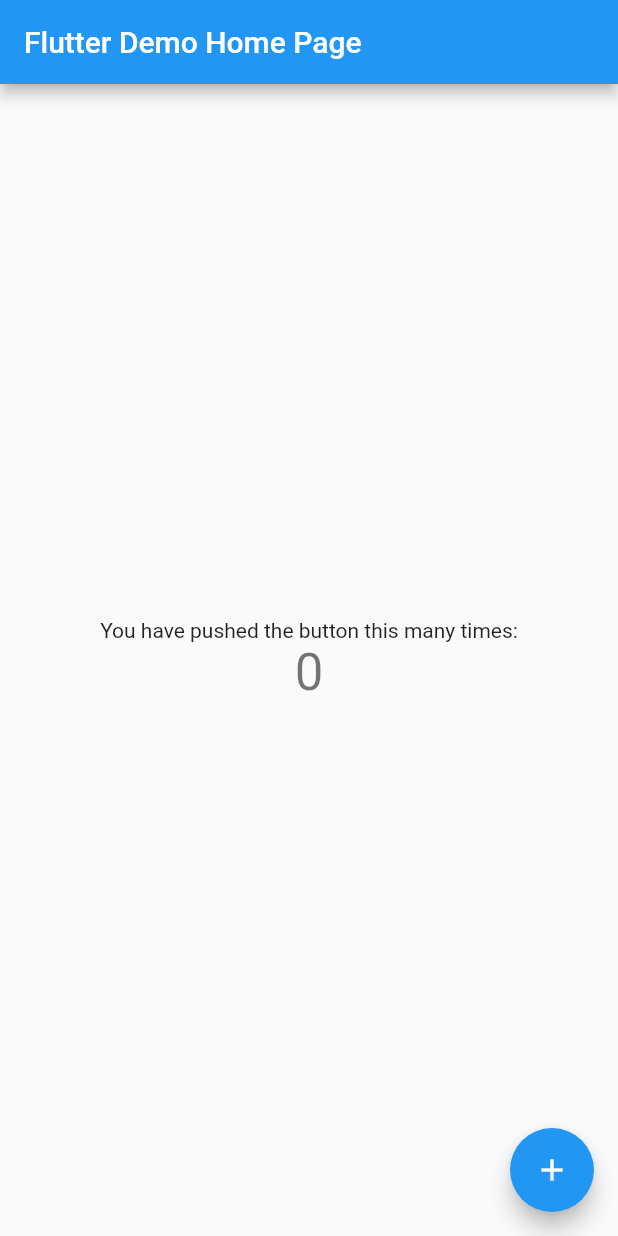
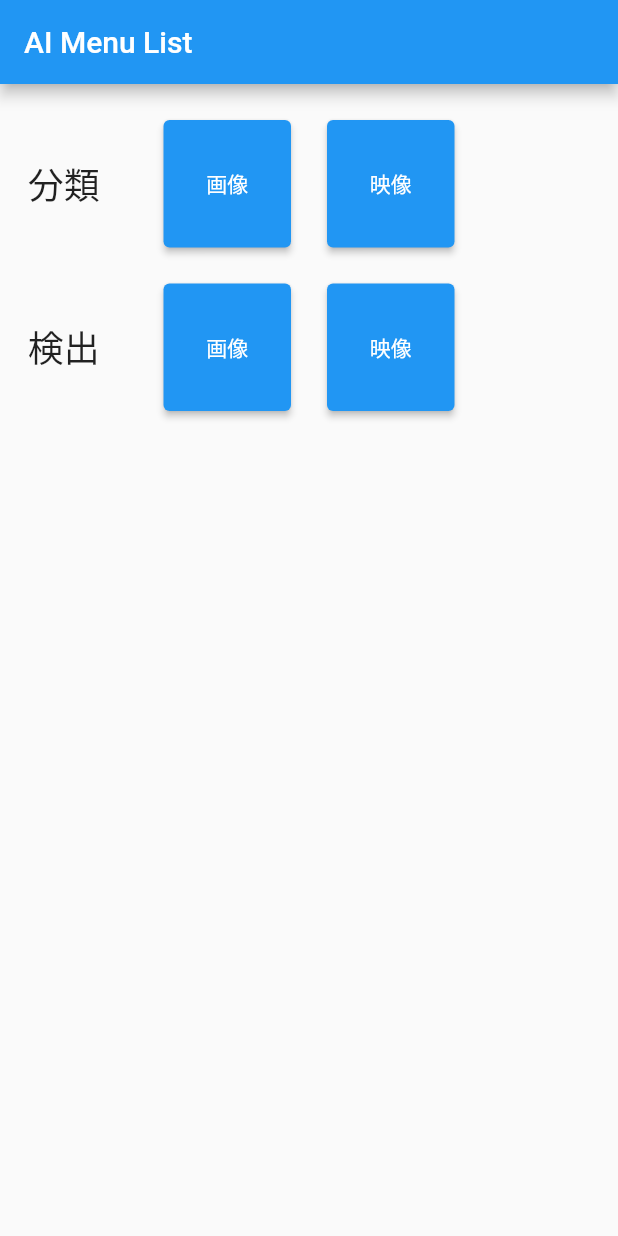
Before and after one commit to inoueshinichi/Learn_AI_Movile, a Flutter app: the screen it shows after launch, on a phone screen of 412 x 824 dp. Run offline on Flutter 3.47's test engine with Material 2 defaults, Android fonts, the phone set to English and light mode, and no system bars.

Commit message:
[Update] swift delegate

```diff
--- a/ios_core_ml/lib/main.dart
+++ b/ios_core_ml/lib/main.dart
@@ -1,115 +1,102 @@
 import 'package:flutter/material.dart';
+import './image_classify.dart';
+import './capture_classify.dart';
 
 void main() {
-  runApp(const MyApp());
+  runApp(const CoreMLApp());
 }
 
-class MyApp extends StatelessWidget {
-  const MyApp({super.key});
+class CoreMLApp extends StatelessWidget {
+  const CoreMLApp({super.key});
 
   // This widget is the root of your application.
   @override
   Widget build(BuildContext context) {
     return MaterialApp(
-      title: 'Flutter Demo',
+      title: 'CoreML',
       theme: ThemeData(
-        // This is the theme of your application.
-        //
-        // Try running your application with "flutter run". You'll see the
-        // application has a blue toolbar. Then, without quitting the app, try
-        // changing the primarySwatch below to Colors.green and then invoke
-        // "hot reload" (press "r" in the console where you ran "flutter run",
-        // or simply save your changes to "hot reload" in a Flutter IDE).
-        // Notice that the counter didn't reset back to zero; the application
-        // is not restarted.
         primarySwatch: Colors.blue,
       ),
-      home: const MyHomePage(title: 'Flutter Demo Home Page'),
+      // スタート画面表示
+      home: const StartPage(),
     );
   }
 }
 
-class MyHomePage extends StatefulWidget {
-  const MyHomePage({super.key, required this.title});
-
-  // This widget is the home page of your application. It is stateful, meaning
-  // that it has a State object (defined below) that contains fields that affect
-  // how it looks.
-
-  // This class is the configuration for the state. It holds the values (in this
-  // case the title) provided by the parent (in this case the App widget) and
-  // used by the build method of the State. Fields in a Widget subclass are
-  // always marked "final".
-
-  final String title;
-
-  @override
-  State<MyHomePage> createState() => _MyHomePageState();
-}
-
-class _MyHomePageState extends State<MyHomePage> {
-  int _counter = 0;
-
-  void _incrementCounter() {
-    setState(() {
-      // This call to setState tells the Flutter framework that something has
-      // changed in this State, which causes it to rerun the build method below
-      // so that the display can reflect the updated values. If we changed
-      // _counter without calling setState(), then the build method would not be
-      // called again, and so nothing would appear to happen.
-      _counter++;
-    });
-  }
+class StartPage extends StatelessWidget {
+  const StartPage({Key? key}) : super(key: key);
 
   @override
   Widget build(BuildContext context) {
-    // This method is rerun every time setState is called, for instance as done
-    // by the _incrementCounter method above.
-    //
-    // The Flutter framework has been optimized to make rerunning build methods
-    // fast, so that you can just rebuild anything that needs updating rather
-    // than having to individually change instances of widgets.
     return Scaffold(
       appBar: AppBar(
-        // Here we take the value from the MyHomePage object that was created by
-        // the App.build method, and use it to set our appbar title.
-        title: Text(widget.title),
+        title: const Text('AI Menu List'),
       ),
-      body: Center(
-        // Center is a layout widget. It takes a single child and positions it
-        // in the middle of the parent.
-        child: Column(
-          // Column is also a layout widget. It takes a list of children and
-          // arranges them vertically. By default, it sizes itself to fit its
-          // children horizontally, and tries to be as tall as its parent.
-          //
-          // Invoke "debug painting" (press "p" in the console, choose the
-          // "Toggle Debug Paint" action from the Flutter Inspector in Android
-          // Studio, or the "Toggle Debug Paint" command in Visual Studio Code)
-          // to see the wireframe for each widget.
-          //
-          // Column has various properties to control how it sizes itself and
-          // how it positions its children. Here we use mainAxisAlignment to
-          // center the children vertically; the main axis here is the vertical
-          // axis because Columns are vertical (the cross axis would be
-          // horizontal).
-          mainAxisAlignment: MainAxisAlignment.center,
-          children: <Widget>[
-            const Text(
-              'You have pushed the button this many times:',
-            ),
-            Text(
-              '$_counter',
-              style: Theme.of(context).textTheme.headlineMedium,
-            ),
-          ],
-        ),
-      ),
-      floatingActionButton: FloatingActionButton(
-        onPressed: _incrementCounter,
-        tooltip: 'Increment',
-        child: const Icon(Icons.add),
-      ), // This trailing comma makes auto-formatting nicer for build methods.
+      body: GridMenuView(),
     );
   }
 }
+
+/* ナビゲーション */
+void showImageClassifyPage(BuildContext context) {
+  Navigator.push(
+    context,
+    MaterialPageRoute(builder: (context) => const ImageClassifyPage()),
+  );
+}
+
+// void showCaptureClassifyPage(BuildContext context) {
+//   Navigator.push(
+//     context,
+//     MaterialPageRoute(builder: (context) => const CaptureClassifyPage()),
+//   )
+// }
+
+class GridMenuView extends StatelessWidget {
+  GridMenuView({Key? key}) : super(key: key);
+
+  @override
+  Widget build(BuildContext context) {
+    return GridView.count(
+      crossAxisCount: 4,
+      shrinkWrap: true,
+      crossAxisSpacing: 24,
+      mainAxisSpacing: 24,
+      padding: const EdgeInsets.symmetric(vertical: 24),
+      children: [
+        Container(
+          alignment: Alignment.center,
+          child: const Text(
+            '分類',
+            style: TextStyle(fontSize: 24),
+          ),
+        ),
+        ElevatedButton(
+          onPressed: () => showImageClassifyPage(context),
+          child: const Text('画像'),
+        ),
+        ElevatedButton(
+          onPressed: () => {},
+          child: const Text('映像'),
+        ),
+        Container(),
+        Container(
+          alignment: Alignment.center,
+          child: const Text(
+            '検出',
+            style: TextStyle(fontSize: 24),
+          ),
+        ),
+        ElevatedButton(
+          onPressed: () => {},
+          child: const Text('画像'),
+        ),
+        ElevatedButton(
+          onPressed: () => {},
+          child: const Text('映像'),
+        ),
+        Container(),
+      ],
+    );
+  }
+}
```
Also changed, not shown: ios_core_ml/lib/image_classify.dart (added, +46 -0 lines), ios_core_ml/lib/capture_classify.dart (added), 1 other file.
